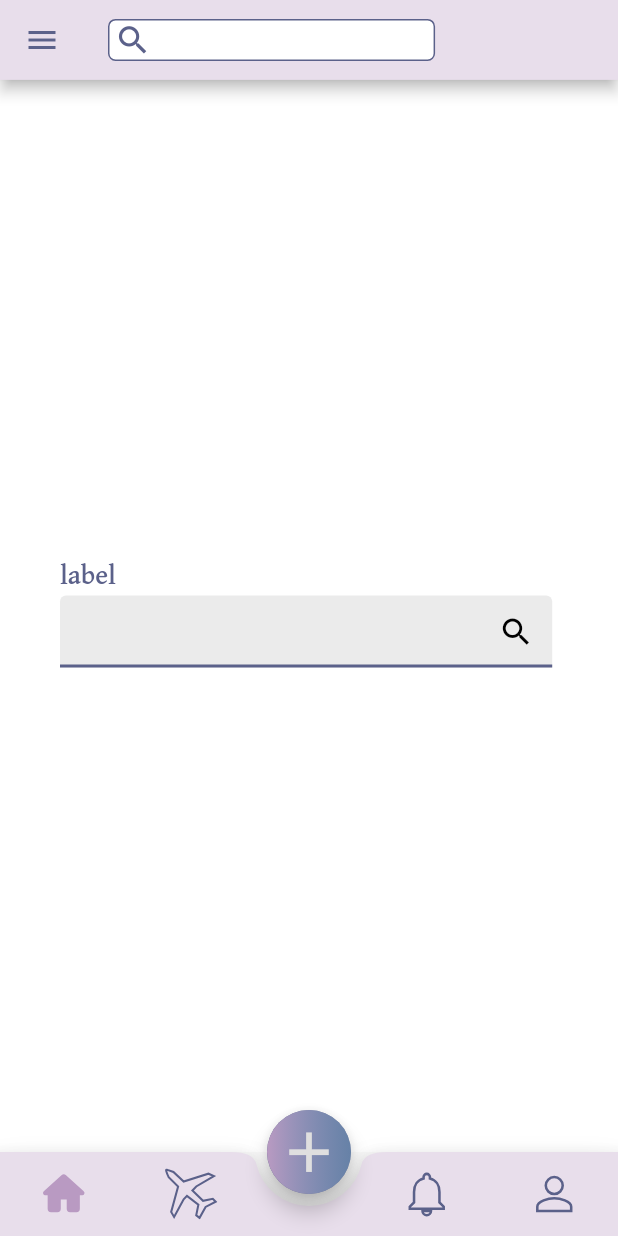
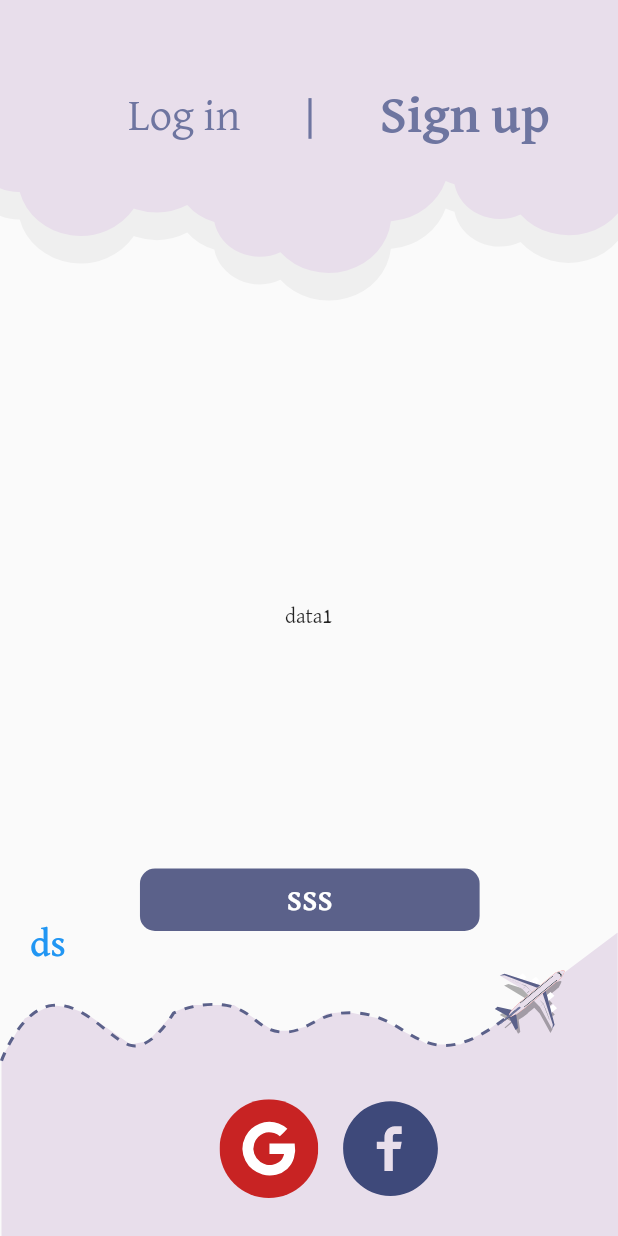
Before and after one commit to Amrmahmoud333/rafiq, a Flutter app: the screen it shows after launch, on a phone screen of 412 x 824 dp. Run offline on Flutter 3.47's test engine with Material 2 defaults, Android fonts, the phone set to English and light mode, and no system bars; drawn by our look-alikes of auto_size_text; our stand-ins replace bloc, device_preview, dio, flutter_bloc, flutter_svg; accounts and stored records are empty.

Commit message:
edit in main sign screen

```diff
--- /dev/null
+++ b/lib/views/main_pages/main_sign_up/screens/main_sign_up.dart
@@ -0,0 +1,85 @@
+import 'package:auto_size_text/auto_size_text.dart';
+import 'package:flutter/material.dart';
+import 'package:flutter_bloc/flutter_bloc.dart';
+import 'package:rafiq/logic/cubit/register_cubit/register_cubit.dart';
+import 'package:rafiq/views/painter/bottom_cloud.dart';
+import 'package:rafiq/views/painter/top_cloud.dart';
+import 'package:rafiq/views/profile/screens/profile_screen.dart';
+import 'package:rafiq/views/shared/input_field.dart';
+import 'package:rafiq/views/shared/log_sign_button.dart';
+import 'package:rafiq/views/sign_up/widget/horizontal_line.dart';
+
+class MainSignUpScreen extends StatelessWidget {
+  const MainSignUpScreen({Key? key}) : super(key: key);
+  static const routeName = '/main_sign_up';
+  @override
+  Widget build(BuildContext context) {
+    double height(double n) {
+      return MediaQuery.of(context).size.height * (n / 851);
+    }
+
+    double width(double n) {
+      return MediaQuery.of(context).size.width * (n / 393);
+    }
+
+    PageController _controllerpage = PageController();
+    return Scaffold(
+      resizeToAvoidBottomInset: false,
+      body: SingleChildScrollView(
+        child: SizedBox(
+          height: height(851),
+          child: Stack(
+            fit: StackFit.expand,
+            children: [
+              const Align(
+                  alignment: Alignment.topCenter, child: TopCloud(false)),
+              const Align(
+                alignment: Alignment.bottomCenter,
+                child: BottomCLoud(),
+              ),
+              Positioned(
+                bottom: 170,
+                child: TextButton(
+                  onPressed: () {
+                    print('dds');
+                    Navigator.push(context,
+                        MaterialPageRoute(builder: (context) {
+                      return ProfileScreen();
+                    }));
+                  },
+                  child: Text(
+                    'ds',
+                    style: TextStyle(fontSize: 25),
+                  ),
+                ),
+              ),
+              PageView(
+                //   physics: NeverScrollableScrollPhysics(),
+                controller: _controllerpage,
+                children: [
+                  Center(child: Text('data1')),
+                  Center(child: Text('data2')),
+                  Center(child: Text('data3')),
+                ],
+              ),
+              Positioned(
+                  bottom: height(210),
+                  left: width(89),
+                  child: LogSignButton(
+                    label: 'sss',
+                    ontap: () {
+                      _controllerpage.nextPage(
+                        duration: Duration(
+                          milliseconds: 750,
+                        ),
+                        curve: Curves.fastLinearToSlowEaseIn,
+                      );
+                    },
+                  )),
+            ],
+          ),
+        ),
+      ),
+    );
+  }
+}
--- a/lib/views/painter/top_cloud.dart
+++ b/lib/views/painter/top_cloud.dart
@@ -1,8 +1,8 @@
 import 'package:auto_size_text/auto_size_text.dart';
 import 'package:flutter/material.dart';
 import 'package:flutter_svg/svg.dart';
-import 'package:rafiq/views/login/screens/login_screen.dart';
-import 'package:rafiq/views/sign_up/screens/sign_up.dart';
+
+import '../main_pages/main_sign_up/screens/main_sign_up.dart';
 
 class TopCloud extends StatelessWidget {
   final bool _isLogin;
@@ -37,10 +37,7 @@ class TopCloud extends StatelessWidget {
               mainAxisAlignment: MainAxisAlignment.spaceEvenly,
               children: [
                 InkWell(
-                  onTap: () {
-                    Navigator.pushReplacementNamed(
-                        context, LoginScreen.routeName);
-                  },
+                  onTap: () => print('object'),
                   child: _isLogin
                       ? const AutoSizeText(
                           'Log in',
@@ -67,7 +64,9 @@ class TopCloud extends StatelessWidget {
                 ),
                 InkWell(
                   onTap: () {
-                    Navigator.pushReplacementNamed(context, SignUp.routeName);
+                    Navigator.pushReplacementNamed(
+                        context, MainSignUpScreen.routeName);
+                    print('sss');
                   },
                   child: _isLogin == false
                       ? const AutoSizeText(
--- a/lib/views/router/app_router.dart
+++ b/lib/views/router/app_router.dart
@@ -10,6 +10,7 @@ import 'package:rafiq/views/sign_up/screens/sign_up.dart';
 import 'package:rafiq/views/sign_up/screens/third_sign_up.dart';
 
 import '../main_pages/main_home/screens/main_home.dart';
+import '../main_pages/main_sign_up/screens/main_sign_up.dart';
 import '../notification/screens/notification_screen.dart';
 import '../trip/screens/trip_screen.dart';
 
@@ -17,7 +18,7 @@ class AppRouter {
   Route onGenerateRoute(RouteSettings routeSettings) {
     switch (routeSettings.name) {
       case '/':
-        return MaterialPageRoute(builder: (_) => const MainHomeScreen());
+        return MaterialPageRoute(builder: (_) => MainSignUpScreen());
       case SignUp.routeName:
         return MaterialPageRoute(builder: (_) => SignUp());
       case SecondSignUp.routeName:
@@ -42,6 +43,8 @@ class AppRouter {
         return MaterialPageRoute(builder: (_) => const NotificationScreen());
       case MainHomeScreen.routeName:
         return MaterialPageRoute(builder: (_) => const MainHomeScreen());
+      case MainSignUpScreen.routeName:
+        return MaterialPageRoute(builder: (_) => const MainSignUpScreen());
       default:
         return MaterialPageRoute(builder: (_) => LoginScreen());
     }
```
